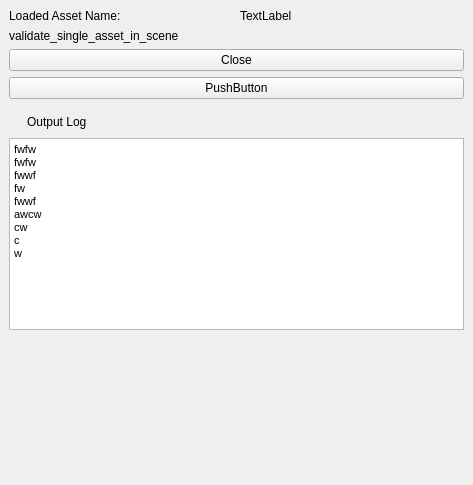
BlakeXYZ/Maya-Tools, file _asset_validator/mayapy_asset_validator.ui: the form before one commit.
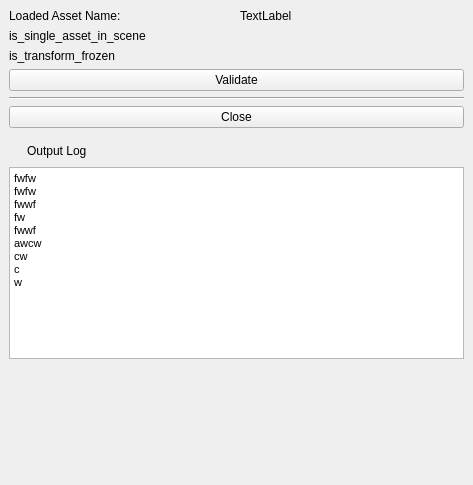
The form after the commit.

Commit message: build ValidationUtils class

Patch:
```diff
--- a/_asset_validator/mayapy_asset_validator.ui
+++ b/_asset_validator/mayapy_asset_validator.ui
@@ -15,65 +15,12 @@
   </property>
   <widget class="QWidget" name="centralwidget">
    <layout class="QGridLayout" name="gridLayout_2">
-    <item row="0" column="0">
-     <layout class="QHBoxLayout" name="hLayout_loaded_assed_name">
-      <item>
-       <widget class="QLabel" name="label">
-        <property name="text">
-         <string>Loaded Asset Name:</string>
-        </property>
-       </widget>
-      </item>
-      <item>
-       <widget class="QLabel" name="label_loaded_asset_name">
-        <property name="text">
-         <string>TextLabel</string>
-        </property>
-       </widget>
-      </item>
-     </layout>
-    </item>
-    <item row="3" column="0">
-     <widget class="QPushButton" name="btn_print_to_output_log">
-      <property name="text">
-       <string>PushButton</string>
-      </property>
-     </widget>
-    </item>
-    <item row="5" column="0">
-     <widget class="QTextEdit" name="textEdit_output_log">
-      <property name="minimumSize">
-       <size>
-        <width>0</width>
-        <height>0</height>
-       </size>
-      </property>
-      <property name="html">
-       <string>&lt;!DOCTYPE HTML PUBLIC &quot;-//W3C//DTD HTML 4.0//EN&quot; &quot;http://www.w3.org/TR/REC-html40/strict.dtd&quot;&gt;
-&lt;html&gt;&lt;head&gt;&lt;meta name=&quot;qrichtext&quot; content=&quot;1&quot; /&gt;&lt;style type=&quot;text/css&quot;&gt;
-p, li { white-space: pre-wrap; }
-&lt;/style&gt;&lt;/head&gt;&lt;body style=&quot; font-family:'MS Shell Dlg 2'; font-size:8.25pt; font-weight:400; font-style:normal;&quot;&gt;
-&lt;p style=&quot; margin-top:0px; margin-bottom:0px; margin-left:0px; margin-right:0px; -qt-block-indent:0; text-indent:0px;&quot;&gt;fwfw&lt;/p&gt;
-&lt;p style=&quot; margin-top:0px; margin-bottom:0px; margin-left:0px; margin-right:0px; -qt-block-indent:0; text-indent:0px;&quot;&gt;fwfw&lt;/p&gt;
-&lt;p style=&quot; margin-top:0px; margin-bottom:0px; margin-left:0px; margin-right:0px; -qt-block-indent:0; text-indent:0px;&quot;&gt;fwwf&lt;/p&gt;
-&lt;p style=&quot; margin-top:0px; margin-bottom:0px; margin-left:0px; margin-right:0px; -qt-block-indent:0; text-indent:0px;&quot;&gt;fw&lt;/p&gt;
-&lt;p style=&quot; margin-top:0px; margin-bottom:0px; margin-left:0px; margin-right:0px; -qt-block-indent:0; text-indent:0px;&quot;&gt;fwwf&lt;/p&gt;
-&lt;p style=&quot; margin-top:0px; margin-bottom:0px; margin-left:0px; margin-right:0px; -qt-block-indent:0; text-indent:0px;&quot;&gt;awcw&lt;/p&gt;
-&lt;p style=&quot; margin-top:0px; margin-bottom:0px; margin-left:0px; margin-right:0px; -qt-block-indent:0; text-indent:0px;&quot;&gt;cw&lt;/p&gt;
-&lt;p style=&quot; margin-top:0px; margin-bottom:0px; margin-left:0px; margin-right:0px; -qt-block-indent:0; text-indent:0px;&quot;&gt;c&lt;/p&gt;
-&lt;p style=&quot; margin-top:0px; margin-bottom:0px; margin-left:0px; margin-right:0px; -qt-block-indent:0; text-indent:0px;&quot;&gt;w&lt;/p&gt;&lt;/body&gt;&lt;/html&gt;</string>
-      </property>
-      <property name="textInteractionFlags">
-       <set>Qt::TextSelectableByKeyboard|Qt::TextSelectableByMouse</set>
-      </property>
-     </widget>
-    </item>
     <item row="1" column="0">
      <layout class="QHBoxLayout" name="hLayout_validate_single_asset_in_scene">
       <item>
        <widget class="QLabel" name="label_2">
         <property name="text">
-         <string>validate_single_asset_in_scene</string>
+         <string>is_single_asset_in_scene</string>
         </property>
        </widget>
       </item>
@@ -86,7 +33,7 @@
       </item>
      </layout>
     </item>
-    <item row="4" column="0">
+    <item row="7" column="0">
      <widget class="QWidget" name="widget_toggle_output_log" native="true">
       <layout class="QGridLayout" name="gridLayout">
        <property name="leftMargin">
@@ -130,14 +77,7 @@
       </layout>
      </widget>
     </item>
-    <item row="2" column="0">
-     <widget class="QPushButton" name="btn_closeWindow">
-      <property name="text">
-       <string>Close</string>
-      </property>
-     </widget>
-    </item>
-    <item row="6" column="0">
+    <item row="9" column="0">
      <spacer name="verticalSpacer">
       <property name="orientation">
        <enum>Qt::Vertical</enum>
@@ -150,6 +90,91 @@
       </property>
      </spacer>
     </item>
+    <item row="5" column="0">
+     <widget class="QPushButton" name="btn_closeWindow">
+      <property name="text">
+       <string>Close</string>
+      </property>
+     </widget>
+    </item>
+    <item row="0" column="0">
+     <layout class="QHBoxLayout" name="hLayout_loaded_assed_name">
+      <item>
+       <widget class="QLabel" name="label">
+        <property name="text">
+         <string>Loaded Asset Name:</string>
+        </property>
+       </widget>
+      </item>
+      <item>
+       <widget class="QLabel" name="label_loaded_asset_name">
+        <property name="text">
+         <string>TextLabel</string>
+        </property>
+       </widget>
+      </item>
+     </layout>
+    </item>
+    <item row="8" column="0">
+     <widget class="QTextEdit" name="textEdit_output_log">
+      <property name="minimumSize">
+       <size>
+        <width>0</width>
+        <height>0</height>
+       </size>
+      </property>
+      <property name="html">
+       <string>&lt;!DOCTYPE HTML PUBLIC &quot;-//W3C//DTD HTML 4.0//EN&quot; &quot;http://www.w3.org/TR/REC-html40/strict.dtd&quot;&gt;
+&lt;html&gt;&lt;head&gt;&lt;meta name=&quot;qrichtext&quot; content=&quot;1&quot; /&gt;&lt;style type=&quot;text/css&quot;&gt;
+p, li { white-space: pre-wrap; }
+&lt;/style&gt;&lt;/head&gt;&lt;body style=&quot; font-family:'MS Shell Dlg 2'; font-size:8.25pt; font-weight:400; font-style:normal;&quot;&gt;
+&lt;p style=&quot; margin-top:0px; margin-bottom:0px; margin-left:0px; margin-right:0px; -qt-block-indent:0; text-indent:0px;&quot;&gt;fwfw&lt;/p&gt;
+&lt;p style=&quot; margin-top:0px; margin-bottom:0px; margin-left:0px; margin-right:0px; -qt-block-indent:0; text-indent:0px;&quot;&gt;fwfw&lt;/p&gt;
+&lt;p style=&quot; margin-top:0px; margin-bottom:0px; margin-left:0px; margin-right:0px; -qt-block-indent:0; text-indent:0px;&quot;&gt;fwwf&lt;/p&gt;
+&lt;p style=&quot; margin-top:0px; margin-bottom:0px; margin-left:0px; margin-right:0px; -qt-block-indent:0; text-indent:0px;&quot;&gt;fw&lt;/p&gt;
+&lt;p style=&quot; margin-top:0px; margin-bottom:0px; margin-left:0px; margin-right:0px; -qt-block-indent:0; text-indent:0px;&quot;&gt;fwwf&lt;/p&gt;
+&lt;p style=&quot; margin-top:0px; margin-bottom:0px; margin-left:0px; margin-right:0px; -qt-block-indent:0; text-indent:0px;&quot;&gt;awcw&lt;/p&gt;
+&lt;p style=&quot; margin-top:0px; margin-bottom:0px; margin-left:0px; margin-right:0px; -qt-block-indent:0; text-indent:0px;&quot;&gt;cw&lt;/p&gt;
+&lt;p style=&quot; margin-top:0px; margin-bottom:0px; margin-left:0px; margin-right:0px; -qt-block-indent:0; text-indent:0px;&quot;&gt;c&lt;/p&gt;
+&lt;p style=&quot; margin-top:0px; margin-bottom:0px; margin-left:0px; margin-right:0px; -qt-block-indent:0; text-indent:0px;&quot;&gt;w&lt;/p&gt;&lt;/body&gt;&lt;/html&gt;</string>
+      </property>
+      <property name="textInteractionFlags">
+       <set>Qt::TextSelectableByKeyboard|Qt::TextSelectableByMouse</set>
+      </property>
+     </widget>
+    </item>
+    <item row="2" column="0">
+     <layout class="QHBoxLayout" name="hLayout_is_transform_frozen">
+      <item>
+       <widget class="QLabel" name="label_3">
+        <property name="text">
+         <string>is_transform_frozen</string>
+        </property>
+       </widget>
+      </item>
+      <item>
+       <widget class="QLabel" name="label_is_transform_frozen">
+        <property name="text">
+         <string/>
+        </property>
+       </widget>
+      </item>
+     </layout>
+    </item>
+    <item row="3" column="0">
+     <widget class="QPushButton" name="btn_validate">
+      <property name="text">
+       <string>Validate</string>
+      </property>
+     </widget>
+    </item>
+    <item row="4" column="0">
+     <widget class="Line" name="line">
+      <property name="orientation">
+       <enum>Qt::Horizontal</enum>
+      </property>
+     </widget>
+    </item>
    </layout>
   </widget>
  </widget>
```
Left out of the diff: 2 changed lines with no effect on the pictures. The commit also changes 5 other files.
